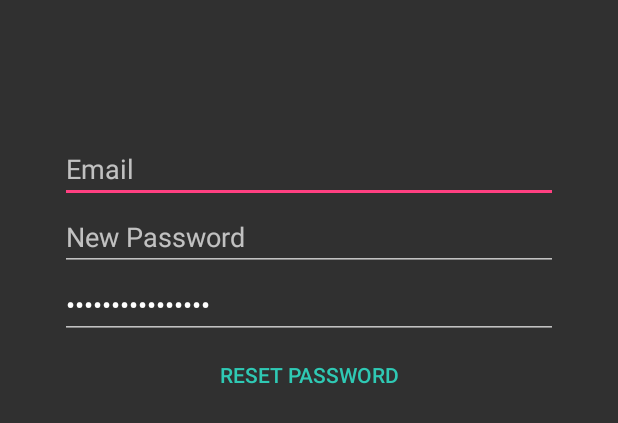
After one commit to WilliamGautama/ProgMob, an Android app: the layout activity_reset_password.xml on its own in the app's theme, with its tools: preview values and no code run, on a phone screen of 412 x 824 dp. The commit adds this screen. Shown: the top 423 px of the screen. Run offline under Robolectric (Android 15) with nearby library versions, the phone set to English and light mode, and no system bars.

Commit message:
Android Expense Tracker

```diff
--- a/Android Expense Tracker/app/src/main/java/com/william/androidexpensetracker/LoginActivity.java
+++ b/Android Expense Tracker/app/src/main/java/com/william/androidexpensetracker/LoginActivity.java
@@ -22,6 +22,6 @@ public class LoginActivity extends AppCompatActivity {
     @OnClick(R.id.btnSignUp)
     void btnSignUpAction(){
         Intent it = new Intent(LoginActivity.this,RegisterActivity.class);
-        MainActivity.this.startActivity(it);
+        LoginActivity.this.startActivity(it);
     }
 }
--- /dev/null
+++ b/Android Expense Tracker/app/src/main/res/layout/activity_reset_password.xml
@@ -0,0 +1,43 @@
+<?xml version="1.0" encoding="utf-8"?>
+<LinearLayout xmlns:android="http://schemas.android.com/apk/res/android"
+    android:orientation="vertical"
+    android:paddingBottom="@dimen/activity_vertical_margin"
+    android:paddingLeft="@dimen/activity_horizontal_margin"
+    android:paddingRight="@dimen/activity_horizontal_margin"
+    android:paddingTop="@dimen/activity_vertical_margin"
+    android:layout_width="match_parent"
+    android:layout_height="match_parent">
+
+    <EditText
+        android:id="@+id/txtEmail"
+        android:layout_width="match_parent"
+        android:layout_height="wrap_content"
+        android:ems="10"
+        android:inputType="textEmailAddress"
+        android:hint="@string/label_email"/>
+
+    <EditText
+        android:id="@+id/txtPasswordRest"
+        android:layout_width="match_parent"
+        android:layout_height="wrap_content"
+        android:ems="10"
+        android:inputType="textPassword"
+        android:hint="@string/label_new_password"/>
+
+    <EditText
+        android:id="@+id/txtPasswordConf"
+        android:layout_width="match_parent"
+        android:layout_height="wrap_content"
+        android:ems="10"
+        android:inputType="textPassword"
+        android:text="@string/label_confirm_password" />
+
+    <Button
+        android:id="@+id/btnReset"
+        style="@style/Widget.AppCompat.Button.Borderless"
+        android:layout_width="match_parent"
+        android:layout_height="wrap_content"
+        android:text="@string/label_reset_password"
+        android:textAlignment="center"
+        android:textColor="@color/colorPrimary" />
+</LinearLayout>
--- a/Android Expense Tracker/app/src/main/res/values/dimens.xml
+++ b/Android Expense Tracker/app/src/main/res/values/dimens.xml
@@ -1,5 +1,5 @@
 <resources>
     <!-- Default screen margins, per the Android Design guidelines. -->
     <dimen name="activity_horizontal_margin">40dp</dimen>
-    <dimen name="activity_vertical_margin">100dp</dimen>
+    <dimen name="activity_vertical_margin">90dp</dimen>
 </resources>
--- a/Android Expense Tracker/app/src/main/res/values/strings.xml
+++ b/Android Expense Tracker/app/src/main/res/values/strings.xml
@@ -18,5 +18,8 @@
     <string name="action_register">Register</string>
     <!--String for main view-->
     <string name="title_activity_main">Main Menu</string>
+    <string name="label_new_password">New Password</string>
+    <string name="label_confirm_password">Confirm Password</string>
+    <string name="label_reset_password">Reset Password</string>
 
 </resources>
```
